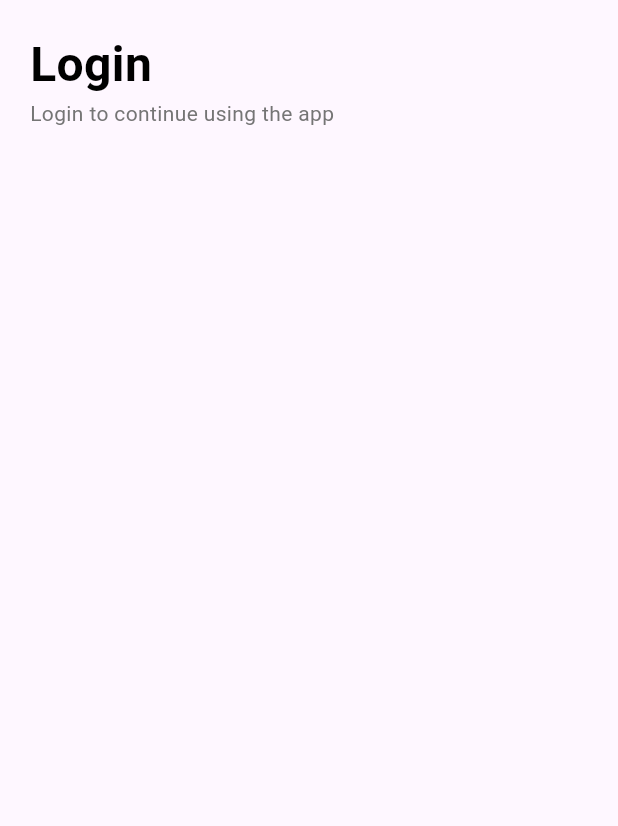
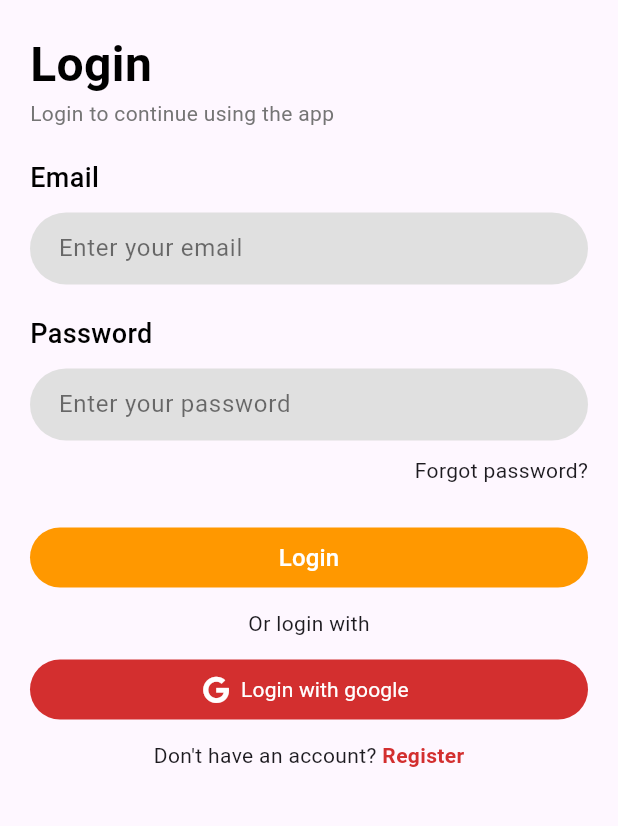
Before and after one commit to MohammedGhazaly/todo__firebase, a Flutter app: the screen it shows after launch, on a phone screen of 412 x 824 dp, the part 203-1029 px from its top. Run offline on Flutter 3.47's test engine with Material 2 defaults, Android fonts, the phone set to English and light mode, and no system bars; our stand-ins replace firebase_core, font_awesome_flutter; accounts and stored records are empty.

Commit message:
Finished login view

```diff
--- a/lib/views/auths/login.dart
+++ b/lib/views/auths/login.dart
@@ -1,4 +1,7 @@
+import 'package:flutter/gestures.dart';
 import 'package:flutter/material.dart';
+import 'package:font_awesome_flutter/font_awesome_flutter.dart';
+import 'package:todo_firebase/views/auths/widgets/form_text_field.dart';
 
 class Login extends StatelessWidget {
   const Login({super.key});
@@ -48,7 +51,110 @@ class Login extends StatelessWidget {
                 Text(
                   "Login to continue using the app",
                   style: TextStyle(color: Colors.grey[600]),
-                )
+                ),
+                const SizedBox(
+                  height: 20,
+                ),
+                Form(
+                  child: Column(
+                    children: [
+                      FormTextField(
+                        hintText: "Enter your email",
+                        labelText: "Email",
+                      ),
+                      const SizedBox(
+                        height: 20,
+                      ),
+                      FormTextField(
+                        hintText: "Enter your password",
+                        labelText: "Password",
+                      ),
+                      SizedBox(
+                        height: 10,
+                      ),
+                      Row(
+                        mainAxisAlignment: MainAxisAlignment.end,
+                        children: [
+                          Text(
+                            "Forgot password?",
+                            style: TextStyle(
+                              fontSize: 14,
+                            ),
+                          ),
+                        ],
+                      ),
+                      SizedBox(
+                        height: 24,
+                      ),
+                      SizedBox(
+                        width: double.infinity,
+                        // height: ,
+                        child: TextButton(
+                          onPressed: () {},
+                          style: TextButton.styleFrom(
+                            backgroundColor: Colors.orange,
+                            foregroundColor: Colors.white,
+                          ),
+                          child: Text(
+                            "Login",
+                            style: TextStyle(
+                              color: Colors.white,
+                              fontSize: 16,
+                            ),
+                          ),
+                        ),
+                      ),
+                      SizedBox(
+                        height: 10,
+                      ),
+                      Text(
+                        "Or login with",
+                      ),
+                      SizedBox(
+                        height: 10,
+                      ),
+                      SizedBox(
+                        width: double.infinity,
+                        // height: ,
+                        child: TextButton.icon(
+                          onPressed: () {},
+                          style: TextButton.styleFrom(
+                            backgroundColor: Colors.red[700],
+                            foregroundColor: Colors.white,
+                          ),
+                          icon: FaIcon(FontAwesomeIcons.google),
+                          label: Text(
+                            "Login with google",
+                            style: TextStyle(
+                              color: Colors.white,
+                              fontSize: 14,
+                              fontWeight: FontWeight.w400,
+                            ),
+                          ),
+                        ),
+                      ),
+                      SizedBox(
+                        height: 10,
+                      ),
+                      Text.rich(
+                        TextSpan(
+                          children: [
+                            TextSpan(text: "Don't have an account? "),
+                            TextSpan(
+                              recognizer: TapGestureRecognizer()
+                                ..onTap = () => print("object"),
+                              text: "Register",
+                              style: TextStyle(
+                                color: Colors.red[700],
+                                fontWeight: FontWeight.w600,
+                              ),
+                            ),
+                          ],
+                        ),
+                      )
+                    ],
+                  ),
+                ),
               ],
             ),
           ),
--- /dev/null
+++ b/lib/views/auths/widgets/form_text_field.dart
@@ -0,0 +1,57 @@
+import 'package:flutter/material.dart';
+
+class FormTextField extends StatelessWidget {
+  final String labelText;
+  final String hintText;
+  const FormTextField({
+    super.key,
+    required this.labelText,
+    required this.hintText,
+  });
+
+  @override
+  Widget build(BuildContext context) {
+    return Column(
+      crossAxisAlignment: CrossAxisAlignment.start,
+      children: [
+        Text(
+          labelText,
+          style: const TextStyle(
+            color: Colors.black,
+            fontWeight: FontWeight.w500,
+            fontSize: 18,
+          ),
+        ),
+        const SizedBox(
+          height: 10,
+        ),
+        TextFormField(
+          cursorColor: Colors.orange,
+          decoration: InputDecoration(
+            hintText: hintText,
+            hintStyle: const TextStyle(
+              fontWeight: FontWeight.normal,
+              color: Colors.black54,
+            ),
+            contentPadding:
+                const EdgeInsets.symmetric(vertical: 5, horizontal: 15),
+            filled: true,
+            fillColor: Colors.grey[300],
+            border: OutlineInputBorder(
+              borderSide: BorderSide.none,
+              borderRadius: BorderRadius.circular(50),
+            ),
+            enabledBorder: OutlineInputBorder(
+              borderSide: BorderSide.none,
+              borderRadius: BorderRadius.circular(50),
+            ),
+            focusedBorder: OutlineInputBorder(
+              borderSide: BorderSide(color: Colors.orange, width: 2),
+              borderRadius: BorderRadius.circular(50),
+            ),
+          ),
+        )
+      ],
+    );
+  }
+}
--- a/pubspec.yaml
+++ b/pubspec.yaml
@@ -36,6 +36,7 @@ dependencies:
   firebase_storage: ^11.4.1
   flutter:
     sdk: flutter
+  font_awesome_flutter: ^10.6.0
   google_sign_in: ^6.1.5
 
 dev_dependencies:
```
Also changed, not shown: pubspec.lock.
